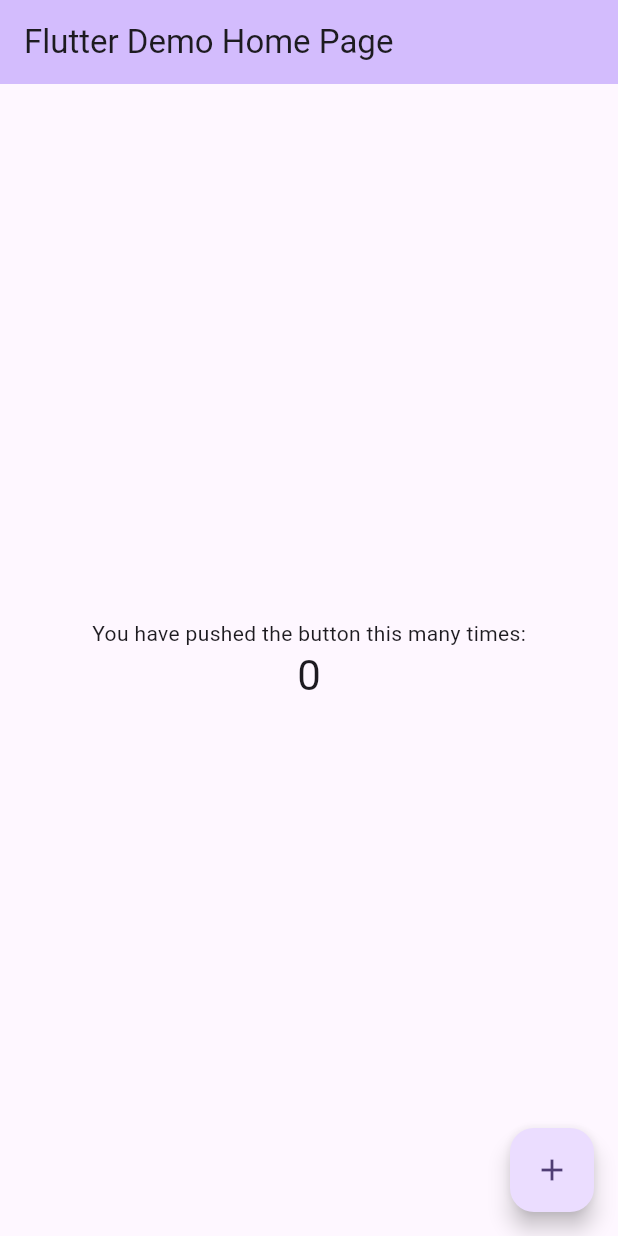
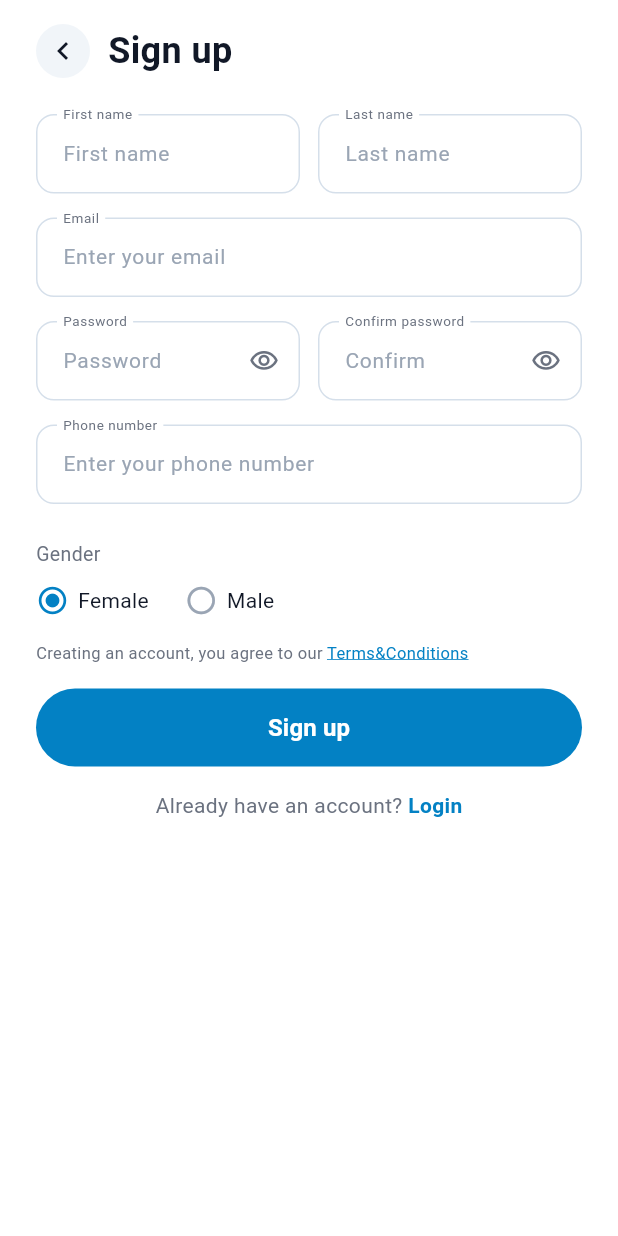
Before and after one commit to Romahany/cliniq_final_project, a Flutter app: the screen it shows after launch, on a phone screen of 412 x 824 dp. Run offline on Flutter 3.47's test engine with Material 3 defaults, Android fonts, the phone set to English and light mode, and no system bars.

Commit message:
register_screen_before

```diff
--- a/lib/main.dart
+++ b/lib/main.dart
@@ -1,4 +1,5 @@
 import 'package:flutter/material.dart';
+import 'register_screen.dart';
 
 void main() {
   runApp(const MyApp());
@@ -30,7 +31,7 @@ class MyApp extends StatelessWidget {
         // tested with just a hot reload.
         colorScheme: .fromSeed(seedColor: Colors.deepPurple),
       ),
-      home: const MyHomePage(title: 'Flutter Demo Home Page'),
+      home: const RegisterScreen(),
     );
   }
 }
--- /dev/null
+++ b/lib/register_screen.dart
@@ -0,0 +1,321 @@
+import 'package:flutter/material.dart';
+
+const Color kPrimary = Color(0xFF0381C4);
+const Color kBorder = Color(0xFFD5DFEA);
+const Color kHint = Color(0xFF9AA5B4);
+const Color kTitle = Color(0xFF111827);
+
+class RegisterScreen extends StatefulWidget {
+  const RegisterScreen({super.key});
+
+  @override
+  State<RegisterScreen> createState() => _RegisterScreenState();
+}
+
+class _RegisterScreenState extends State<RegisterScreen> {
+  final _formKey = GlobalKey<FormState>();
+  final _firstName = TextEditingController();
+  final _lastName = TextEditingController();
+  final _email = TextEditingController();
+  final _password = TextEditingController();
+  final _confirm = TextEditingController();
+  final _phone = TextEditingController();
+  bool _hidePass = true;
+  bool _hideConfirm = true;
+  String _gender = 'Female';
+
+  @override
+  void dispose() {
+    _firstName.dispose();
+    _lastName.dispose();
+    _email.dispose();
+    _password.dispose();
+    _confirm.dispose();
+    _phone.dispose();
+    super.dispose();
+  }
+
+  OutlineInputBorder _border(Color color) => OutlineInputBorder(
+    borderRadius: BorderRadius.circular(12),
+    borderSide: BorderSide(color: color),
+  );
+
+  Widget _field({
+    required String label,
+    required String hint,
+    required TextEditingController controller,
+    TextInputType? keyboardType,
+    bool obscure = false,
+    Widget? suffix,
+    String? Function(String?)? validator,
+  }) {
+    return TextFormField(
+      controller: controller,
+      keyboardType: keyboardType,
+      obscureText: obscure,
+      validator: validator,
+      style: const TextStyle(fontSize: 14, color: kTitle),
+      decoration: InputDecoration(
+        labelText: label,
+        hintText: hint,
+        floatingLabelBehavior: FloatingLabelBehavior.always,
+        labelStyle: const TextStyle(fontSize: 12, color: Color(0xFF6B7280)),
+        hintStyle: const TextStyle(fontSize: 14, color: kHint),
+        suffixIcon: suffix,
+        contentPadding:
+        const EdgeInsets.symmetric(horizontal: 14, vertical: 16),
+        enabledBorder: _border(kBorder),
+        focusedBorder: _border(kPrimary),
+        errorBorder: _border(Colors.red),
+        focusedErrorBorder: _border(Colors.red),
+        errorStyle: const TextStyle(fontSize: 11),
+      ),
+    );
+  }
+
+  Widget _eye(bool hidden, VoidCallback onTap) {
+    return IconButton(
+      icon: Icon(
+        hidden ? Icons.visibility_outlined : Icons.visibility_off_outlined,
+        size: 20,
+        color: const Color(0xFF6B7280),
+      ),
+      onPressed: onTap,
+    );
+  }
+
+  Widget _genderOption(String value) {
+    final selected = _gender == value;
+    return GestureDetector(
+      onTap: () => setState(() => _gender = value),
+      behavior: HitTestBehavior.opaque,
+      child: Row(
+        children: [
+          Icon(
+            selected ? Icons.radio_button_checked : Icons.radio_button_off,
+            color: selected ? kPrimary : const Color(0xFF9AA5B4),
+            size: 22,
+          ),
+          const SizedBox(width: 6),
+          Text(value, style: const TextStyle(fontSize: 14, color: kTitle)),
+        ],
+      ),
+    );
+  }
+
+  void _signUp() {
+    if (_formKey.currentState!.validate()) {
+      // TODO: اربط بالـ API لما الـ backend يجهز
+    }
+  }
+
+  @override
+  Widget build(BuildContext context) {
+    return Scaffold(
+      backgroundColor: Colors.white,
+      body: SafeArea(
+        child: SingleChildScrollView(
+          padding: const EdgeInsets.symmetric(horizontal: 24, vertical: 16),
+          child: Form(
+            key: _formKey,
+            child: Column(
+              crossAxisAlignment: CrossAxisAlignment.start,
+              children: [
+                // العنوان + زرار الرجوع
+                Row(
+                  children: [
+                    GestureDetector(
+                      onTap: () => Navigator.maybePop(context),
+                      child: Container(
+                        width: 36,
+                        height: 36,
+                        decoration: const BoxDecoration(
+                          color: Color(0xFFF1F5F9),
+                          shape: BoxShape.circle,
+                        ),
+                        child: const Icon(Icons.chevron_left,
+                            size: 24, color: kTitle),
+                      ),
+                    ),
+                    const SizedBox(width: 12),
+                    const Text(
+                      'Sign up',
+                      style: TextStyle(
+                        fontSize: 24,
+                        fontWeight: FontWeight.w600,
+                        color: kTitle,
+                      ),
+                    ),
+                  ],
+                ),
+                const SizedBox(height: 24),
+
+                // الاسم
+                Row(
+                  crossAxisAlignment: CrossAxisAlignment.start,
+                  children: [
+                    Expanded(
+                      child: _field(
+                        label: 'First name',
+                        hint: 'First name',
+                        controller: _firstName,
+                        validator: (v) =>
+                        v!.trim().isEmpty ? 'Required' : null,
+                      ),
+                    ),
+                    const SizedBox(width: 12),
+                    Expanded(
+                      child: _field(
+                        label: 'Last name',
+                        hint: 'Last name',
+                        controller: _lastName,
+                        validator: (v) =>
+                        v!.trim().isEmpty ? 'Required' : null,
+                      ),
+                    ),
+                  ],
+                ),
+                const SizedBox(height: 16),
+
+                // الايميل
+                _field(
+                  label: 'Email',
+                  hint: 'Enter your email',
+                  controller: _email,
+                  keyboardType: TextInputType.emailAddress,
+                  validator: (v) =>
+                  !v!.contains('@') ? 'Enter a valid email' : null,
+                ),
+                const SizedBox(height: 16),
+
+                // الباسورد
+                Row(
+                  crossAxisAlignment: CrossAxisAlignment.start,
+                  children: [
+                    Expanded(
+                      child: _field(
+                        label: 'Password',
+                        hint: 'Password',
+                        controller: _password,
+                        obscure: _hidePass,
+                        suffix: _eye(_hidePass,
+                                () => setState(() => _hidePass = !_hidePass)),
+                        validator: (v) =>
+                        v!.length < 6 ? 'Min 6 chars' : null,
+                      ),
+                    ),
+                    const SizedBox(width: 12),
+                    Expanded(
+                      child: _field(
+                        label: 'Confirm password',
+                        hint: 'Confirm',
+                        controller: _confirm,
+                        obscure: _hideConfirm,
+                        suffix: _eye(
+                            _hideConfirm,
+                                () =>
+                                setState(() => _hideConfirm = !_hideConfirm)),
+                        validator: (v) =>
+                        v != _password.text ? 'Not matching' : null,
+                      ),
+                    ),
+                  ],
+                ),
+                const SizedBox(height: 16),
+
+                // الموبايل
+                _field(
+                  label: 'Phone number',
+                  hint: 'Enter your phone number',
+                  controller: _phone,
+                  keyboardType: TextInputType.phone,
+                  validator: (v) =>
+                  v!.trim().length < 10 ? 'Enter a valid phone' : null,
+                ),
+                const SizedBox(height: 24),
+
+                // Gender
+                const Text('Gender',
+                    style: TextStyle(fontSize: 13, color: Color(0xFF6B7280))),
+                const SizedBox(height: 10),
+                Row(
+                  children: [
+                    _genderOption('Female'),
+                    const SizedBox(width: 24),
+                    _genderOption('Male'),
+                  ],
+                ),
+                const SizedBox(height: 16),
+
+                // Terms
+                const Text.rich(
+                  TextSpan(
+                    text: 'Creating an account, you agree to our ',
+                    style: TextStyle(fontSize: 11, color: Color(0xFF6B7280)),
+                    children: [
+                      TextSpan(
+                        text: 'Terms&Conditions',
+                        style: TextStyle(
+                          color: kPrimary,
+                          decoration: TextDecoration.underline,
+                          decorationColor: kPrimary,
+                        ),
+                      ),
+                    ],
+                  ),
+                ),
+                const SizedBox(height: 16),
+
+                // الزرار
+                SizedBox(
+                  width: double.infinity,
+                  height: 52,
+                  child: ElevatedButton(
+                    onPressed: _signUp,
+                    style: ElevatedButton.styleFrom(
+                      backgroundColor: kPrimary,
+                      foregroundColor: Colors.white,
+                      elevation: 0,
+                      shape: RoundedRectangleBorder(
+                        borderRadius: BorderRadius.circular(30),
+                      ),
+                    ),
+                    child: const Text(
+                      'Sign up',
+                      style: TextStyle(
+                          fontSize: 16, fontWeight: FontWeight.w600),
+                    ),
+                  ),
+                ),
+                const SizedBox(height: 16),
+
+                // Login
+                Center(
+                  child: GestureDetector(
+                    onTap: () => Navigator.maybePop(context),
+                    child: const Text.rich(
+                      TextSpan(
+                        text: 'Already have an account? ',
+                        style:
+                        TextStyle(fontSize: 14, color: Color(0xFF6B7280)),
+                        children: [
+                          TextSpan(
+                            text: 'Login',
+                            style: TextStyle(
+                              color: kPrimary,
+                              fontWeight: FontWeight.w700,
+                            ),
+                          ),
+                        ],
+                      ),
+                    ),
+                  ),
+                ),
+              ],
+            ),
+          ),
+        ),
+      ),
+    );
+  }
+}
```
